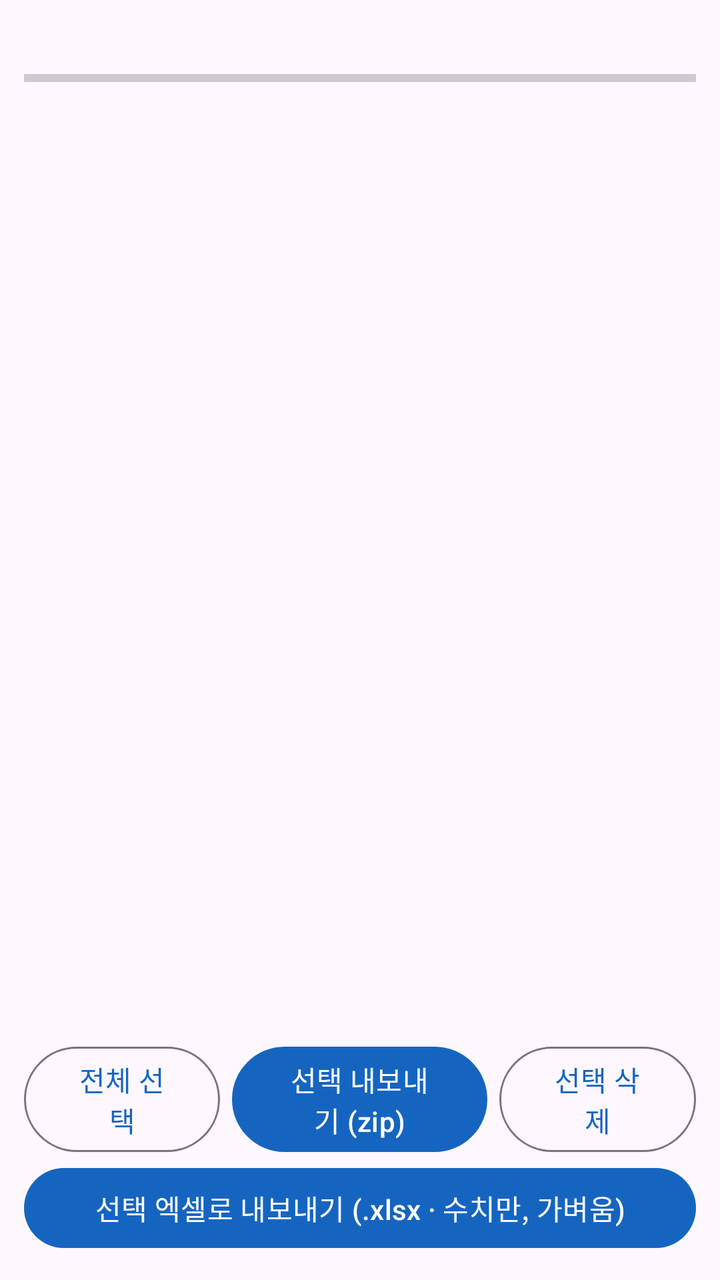
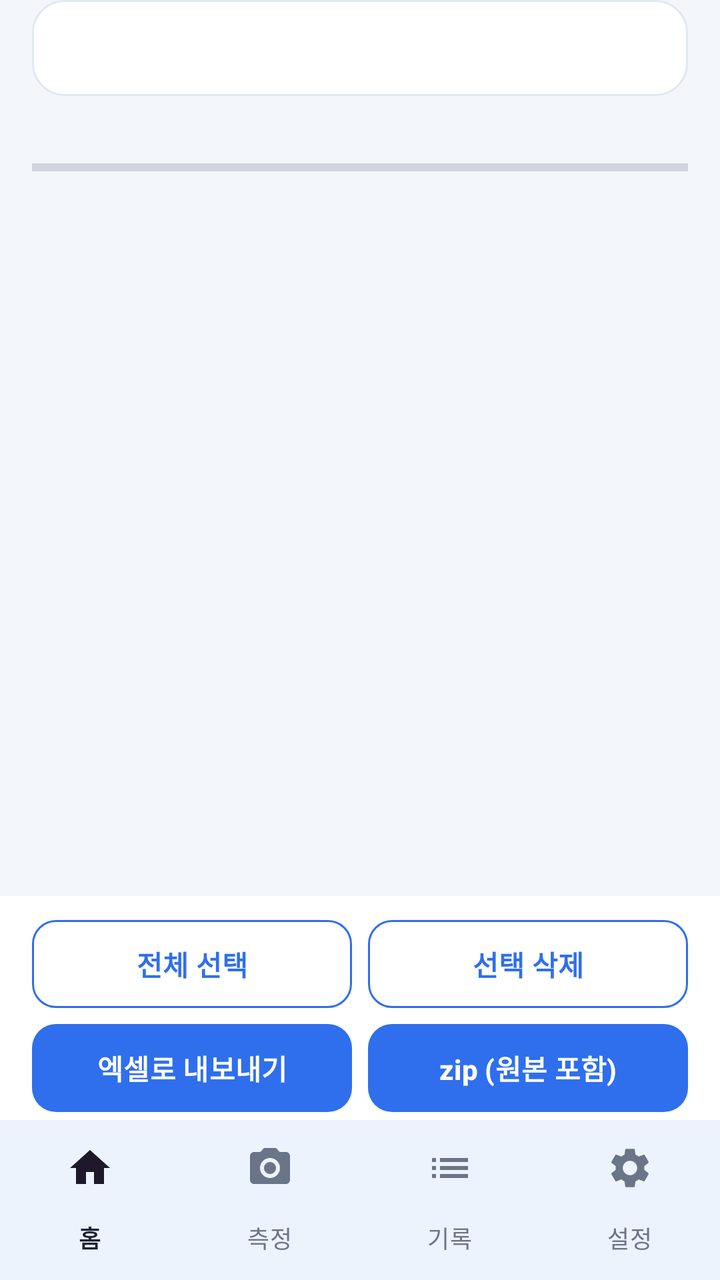

Compare the two renders of this Android layout. The source of the first and the diff that turns it into the second are given below.
<!-- AndroidManifest.xml: application theme Theme.PipeFlow -->
<!-- res/layout/activity_data.xml -->
<?xml version="1.0" encoding="utf-8"?>
<LinearLayout xmlns:android="http://schemas.android.com/apk/res/android"
    android:layout_width="match_parent" android:layout_height="match_parent"
    android:orientation="vertical" android:padding="12dp">

    <TextView android:id="@+id/txtSummary" android:layout_width="match_parent"
        android:layout_height="wrap_content" android:textSize="14sp" />
    <ProgressBar android:id="@+id/progress" style="?android:attr/progressBarStyleHorizontal"
        android:layout_width="match_parent" android:layout_height="wrap_content" />

    <ListView android:id="@+id/list" android:layout_width="match_parent"
        android:layout_height="0dp" android:layout_weight="1" android:layout_marginTop="4dp" />

    <LinearLayout android:layout_width="match_parent" android:layout_height="wrap_content"
        android:orientation="horizontal">
        <Button android:id="@+id/btnAll" style="?attr/materialButtonOutlinedStyle"
            android:layout_width="0dp" android:layout_weight="1"
            android:layout_height="wrap_content" android:text="전체 선택" />
        <Button android:id="@+id/btnExport" android:layout_width="0dp" android:layout_weight="1.3"
            android:layout_height="wrap_content" android:layout_marginStart="6dp"
            android:text="선택 내보내기 (zip)" />
        <Button android:id="@+id/btnDelete" style="?attr/materialButtonOutlinedStyle"
            android:layout_width="0dp" android:layout_weight="1"
            android:layout_height="wrap_content" android:layout_marginStart="6dp"
            android:text="선택 삭제" />
    </LinearLayout>
    <Button android:id="@+id/btnExcel" android:layout_width="match_parent"
        android:layout_height="wrap_content"
        android:text="선택 엑셀로 내보내기 (.xlsx · 수치만, 가벼움)" />
</LinearLayout>
<!-- resources referenced by this layout -->
<resources>
  <style name="Theme.PipeFlow" parent="Theme.Material3.DayNight">
          <item name="colorPrimary">@color/brand</item>
          <item name="colorPrimaryDark">@color/brand_dark</item>
      </style>
  <color name="brand">#1565C0</color>
  <color name="brand_dark">#0D47A1</color>
</resources>

<!-- the commit's change to res/layout/activity_data.xml (unified diff, before → after) -->
@@ -1,30 +1,60 @@
 <?xml version="1.0" encoding="utf-8"?>
 <LinearLayout xmlns:android="http://schemas.android.com/apk/res/android"
+    xmlns:app="http://schemas.android.com/apk/res-auto"
     android:layout_width="match_parent" android:layout_height="match_parent"
-    android:orientation="vertical" android:padding="12dp">
+    android:orientation="vertical">
+
+    <com.google.android.material.tabs.TabLayout
+        android:id="@+id/tabs" android:layout_width="match_parent" android:layout_height="wrap_content"
+        android:layout_marginHorizontal="16dp" android:background="@drawable/bg_card"
+        app:tabMode="fixed" app:tabGravity="fill"
+        app:tabIndicatorFullWidth="true" app:tabIndicatorHeight="3dp"
+        app:tabSelectedTextColor="@color/brand" app:tabTextColor="@color/text_secondary" />
 
     <TextView android:id="@+id/txtSummary" android:layout_width="match_parent"
-        android:layout_height="wrap_content" android:textSize="14sp" />
+        android:layout_height="wrap_content" android:layout_marginHorizontal="16dp"
+        android:layout_marginTop="10dp" android:textColor="@color/text_secondary" android:textSize="13sp" />
     <ProgressBar android:id="@+id/progress" style="?android:attr/progressBarStyleHorizontal"
-        android:layout_width="match_parent" android:layout_height="wrap_content" />
+        android:layout_width="match_parent" android:layout_height="wrap_content"
+        android:layout_marginHorizontal="16dp" />
 
     <ListView android:id="@+id/list" android:layout_width="match_parent"
-        android:layout_height="0dp" android:layout_weight="1" android:layout_marginTop="4dp" />
+        android:layout_height="0dp" android:layout_weight="1"
+        android:paddingHorizontal="16dp" android:clipToPadding="false"
+        android:divider="@android:color/transparent" android:dividerHeight="10dp" />
 
     <LinearLayout android:layout_width="match_parent" android:layout_height="wrap_content"
-        android:orientation="horizontal">
-        <Button android:id="@+id/btnAll" style="?attr/materialButtonOutlinedStyle"
-            android:layout_width="0dp" android:layout_weight="1"
-            android:layout_height="wrap_content" android:text="전체 선택" />
-        <Button android:id="@+id/btnExport" android:layout_width="0dp" android:layout_weight="1.3"
-            android:layout_height="wrap_content" android:layout_marginStart="6dp"
-            android:text="선택 내보내기 (zip)" />
-        <Button android:id="@+id/btnDelete" style="?attr/materialButtonOutlinedStyle"
-            android:layout_width="0dp" android:layout_weight="1"
-            android:layout_height="wrap_content" android:layout_marginStart="6dp"
-            android:text="선택 삭제" />
+        android:background="@color/surface" android:orientation="vertical"
+        android:paddingHorizontal="16dp" android:paddingTop="8dp">
+        <LinearLayout android:layout_width="match_parent" android:layout_height="wrap_content"
+            android:orientation="horizontal">
+            <Button android:id="@+id/btnAll" style="?attr/materialButtonOutlinedStyle"
+                android:layout_width="0dp" android:layout_weight="1"
+                android:layout_height="wrap_content" android:text="전체 선택" />
+            <Button android:id="@+id/btnDelete" style="?attr/materialButtonOutlinedStyle"
+                android:layout_width="0dp" android:layout_weight="1"
+                android:layout_height="wrap_content" android:layout_marginStart="8dp"
+                android:text="선택 삭제" />
+        </LinearLayout>
+        <LinearLayout android:layout_width="match_parent" android:layout_height="wrap_content"
+            android:orientation="horizontal">
+            <Button android:id="@+id/btnExcel" android:layout_width="0dp" android:layout_weight="1"
+                android:layout_height="wrap_content" android:text="엑셀로 내보내기" />
+            <Button android:id="@+id/btnExport" android:layout_width="0dp" android:layout_weight="1"
+                android:layout_height="wrap_content" android:layout_marginStart="8dp"
+                android:text="zip (원본 포함)" />
+        </LinearLayout>
     </LinearLayout>
-    <Button android:id="@+id/btnExcel" android:layout_width="match_parent"
-        android:layout_height="wrap_content"
-        android:text="선택 엑셀로 내보내기 (.xlsx · 수치만, 가벼움)" />
+
+    <include layout="@layout/view_bottom_nav" />
 </LinearLayout>
+<!-- res/layout/view_bottom_nav.xml (included above) -->
+<?xml version="1.0" encoding="utf-8"?>
+<com.google.android.material.bottomnavigation.BottomNavigationView
+    xmlns:android="http://schemas.android.com/apk/res/android"
+    xmlns:app="http://schemas.android.com/apk/res-auto"
+    android:id="@+id/bottomNav"
+    android:layout_width="match_parent" android:layout_height="wrap_content"
+    android:background="@color/surface"
+    app:menu="@menu/bottom_nav"
+    app:labelVisibilityMode="labeled" />
<!-- resource entries referenced after the edit -->
@@ -1,10 +1,69 @@
 <!-- resources referenced by this layout -->
 <resources>
-  <style name="Theme.PipeFlow" parent="Theme.Material3.DayNight">
+  <style name="Theme.PipeFlow" parent="Theme.Material3.Light">
           <item name="colorPrimary">@color/brand</item>
-          <item name="colorPrimaryDark">@color/brand_dark</item>
+          <item name="colorOnPrimary">@color/surface</item>
+          <item name="colorPrimaryContainer">@color/brand_soft</item>
+          <item name="colorOnPrimaryContainer">@color/brand_dark</item>
+          <item name="colorSecondaryContainer">@color/brand_soft</item>
+          <item name="colorSurface">@color/surface</item>
+          <item name="colorOnSurface">@color/text_primary</item>
+          <item name="colorOnSurfaceVariant">@color/text_secondary</item>
+          <item name="colorOutline">@color/outline</item>
+          <item name="android:colorBackground">@color/bg</item>
+          <item name="android:windowBackground">@color/bg</item>
+          <item name="android:textColorPrimary">@color/text_primary</item>
+          <item name="android:textColorSecondary">@color/text_secondary</item>
+          <item name="android:statusBarColor">@color/bg</item>
+          <item name="android:windowLightStatusBar">true</item>
+          <item name="materialButtonStyle">@style/Widget.PipeFlow.Button</item>
+          <item name="materialButtonOutlinedStyle">@style/Widget.PipeFlow.Button.Outlined</item>
+          <item name="textInputStyle">@style/Widget.PipeFlow.TextInput</item>
+          <item name="actionBarStyle">@style/Widget.PipeFlow.ActionBar</item>
       </style>
-  <color name="brand">#1565C0</color>
-  <color name="brand_dark">#0D47A1</color>
+  <color name="outline">#E2E8F2</color>
+  <color name="brand_soft">#E8F0FE</color>
+  <color name="brand">#2F6FED</color>
+  <color name="surface">#FFFFFF</color>
+  <color name="text_secondary">#6B7588</color>
+  <!-- drawable bg_card (drawable) -->
+  <?xml version="1.0" encoding="utf-8"?>
+  <shape xmlns:android="http://schemas.android.com/apk/res/android" android:shape="rectangle">
+      <solid android:color="@color/surface" />
+      <corners android:radius="16dp" />
+      <stroke android:width="1dp" android:color="@color/outline" />
+  </shape>
+  <color name="brand_dark">#1E56C8</color>
+  <color name="text_primary">#1A2233</color>
+  <color name="bg">#F3F6FB</color>
+  <style name="Widget.PipeFlow.Button" parent="Widget.Material3.Button">
+          <item name="cornerRadius">12dp</item>
+          <item name="android:minHeight">52dp</item>
+          <item name="android:textStyle">bold</item>
+      </style>
+  <style name="Widget.PipeFlow.Button.Outlined" parent="Widget.Material3.Button.OutlinedButton">
+          <item name="cornerRadius">12dp</item>
+          <item name="android:minHeight">52dp</item>
+          <item name="strokeColor">@color/brand</item>
+          <item name="android:textColor">@color/brand</item>
+      </style>
+  <style name="Widget.PipeFlow.TextInput" parent="Widget.Material3.TextInputLayout.OutlinedBox">
+          <item name="boxCornerRadiusTopStart">12dp</item>
+          <item name="boxCornerRadiusTopEnd">12dp</item>
+          <item name="boxCornerRadiusBottomStart">12dp</item>
+          <item name="boxCornerRadiusBottomEnd">12dp</item>
+          <item name="boxStrokeColor">@color/brand</item>
+          <item name="boxBackgroundColor">@color/surface</item>
+      </style>
+  <style name="Widget.PipeFlow.ActionBar" parent="Widget.Material3.ActionBar.Solid">
+          <item name="background">@color/bg</item>
+          <item name="elevation">0dp</item>
+          <item name="titleTextStyle">@style/TextAppearance.PipeFlow.BarTitle</item>
+      </style>
+  <style name="TextAppearance.PipeFlow.BarTitle" parent="TextAppearance.Material3.TitleLarge">
+          <item name="android:textColor">@color/text_primary</item>
+          <item name="android:textStyle">bold</item>
+          <item name="android:textSize">19sp</item>
+      </style>
 </resources>
 
